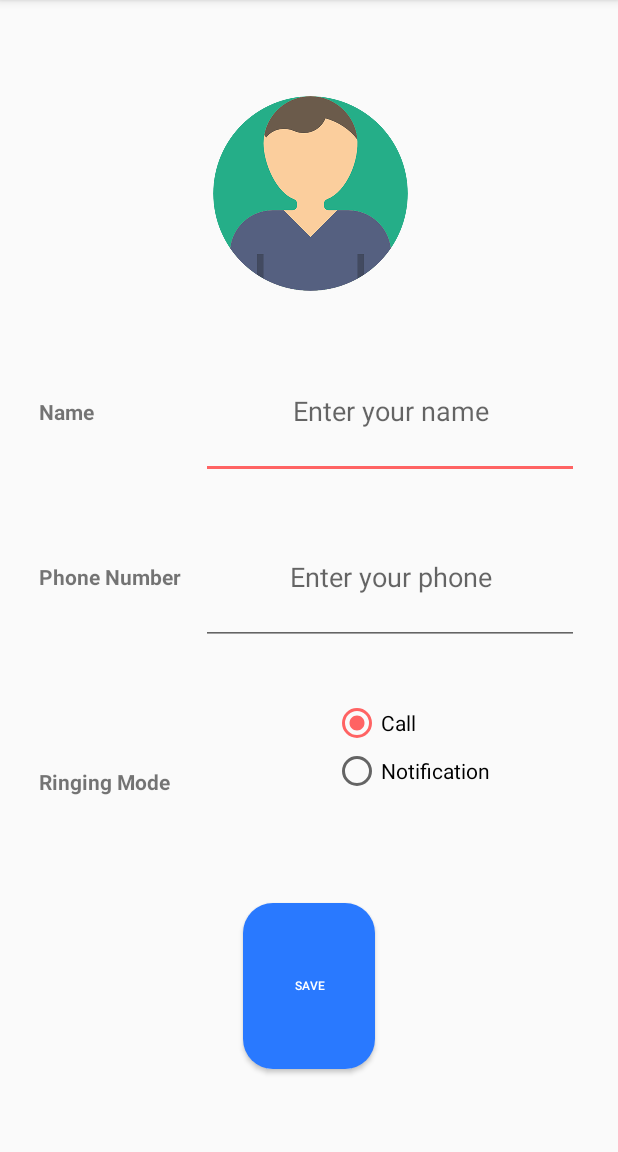
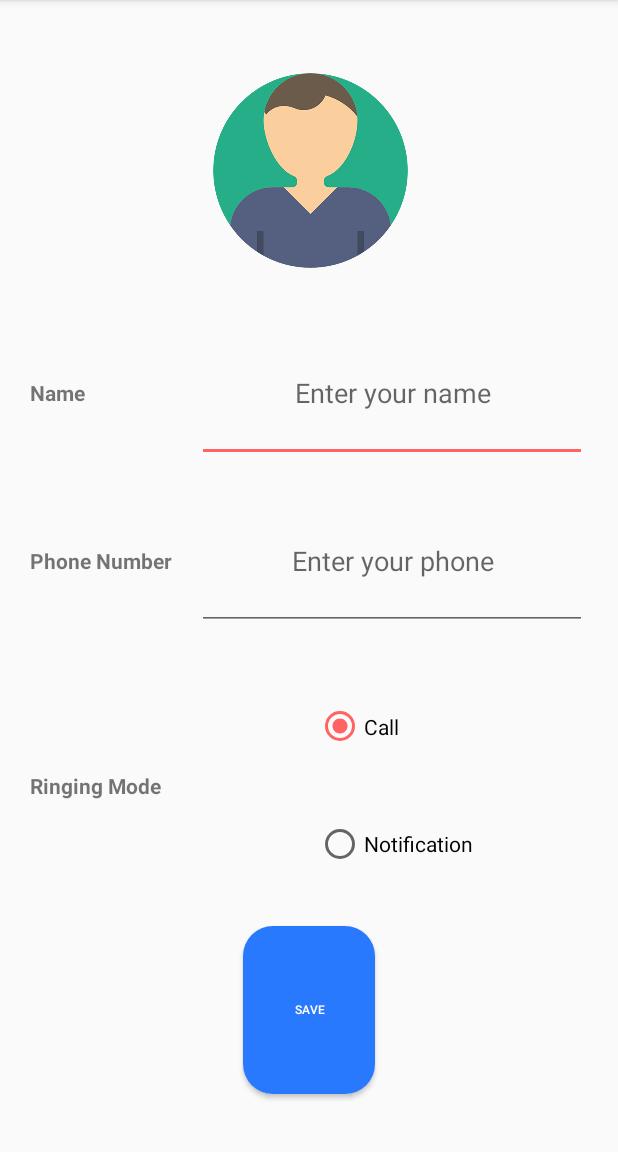
Before and after one commit to youssseeef/Bustour-Project-Client, an Android app: the screen it shows after launch once a user with an empty profile is signed in (ProfileActivity), on a phone screen of 412 x 824 dp, the part 84-1236 px from its top. Run offline under Robolectric (Android 15) with nearby library versions, the phone set to English and light mode, and no system bars; our stand-ins replace Firebase (no records; nobody signed in at launch, a user with empty details on screens opened directly); libraries missing offline, so code that uses them is left out: com.firebase.ui; 2 statements that could not run were skipped.

Commit message:
Profile layout fixed

```diff
--- a/app/src/main/res/layout/activity_profile.xml
+++ b/app/src/main/res/layout/activity_profile.xml
@@ -7,7 +7,7 @@
     android:gravity="center"
     android:orientation="vertical"
     android:weightSum="10"
-    android:padding="@dimen/activity_horizontal_margin">
+    android:padding="10dp">
     <!-- youes add the activity context here -->
 
     <ImageView
@@ -40,7 +40,8 @@
 
             />
 
-        <EditText
+
+        fe both bas fel ldanscae<EditText
             android:layout_width="0dp"
             android:layout_height="match_parent"
             android:layout_weight=".7"
@@ -84,7 +85,7 @@
     <LinearLayout
         android:layout_width="match_parent"
         android:layout_height="0dp"
-        android:layout_weight="2.2"
+        android:layout_weight="2.5"
         android:orientation="horizontal"
         android:padding="10dp"
         android:weightSum="1">
@@ -107,21 +108,23 @@
         <RadioGroup
             android:layout_width="0dp"
             android:layout_height="match_parent"
-            android:layout_weight="0.4"
+            android:layout_weight="0.5"
             android:id="@+id/ringing_mode_profile"
             android:weightSum="1"
-            android:padding="@dimen/activity_horizontal_margin"
+            android:padding="5dp"
             >
             <RadioButton
                 android:layout_width="wrap_content"
                 android:layout_height="wrap_content"
                 android:text="Call"
+                android:layout_weight="0.5"
                 android:id="@+id/call_profile"
                 android:checked="true"
                 />
             <RadioButton
                 android:id="@+id/notification_profile"
                 android:layout_width="wrap_content"
+                android:layout_weight="0.5"
                 android:layout_height="wrap_content"
                 android:text="Notification"/>
         </RadioGroup>
```
